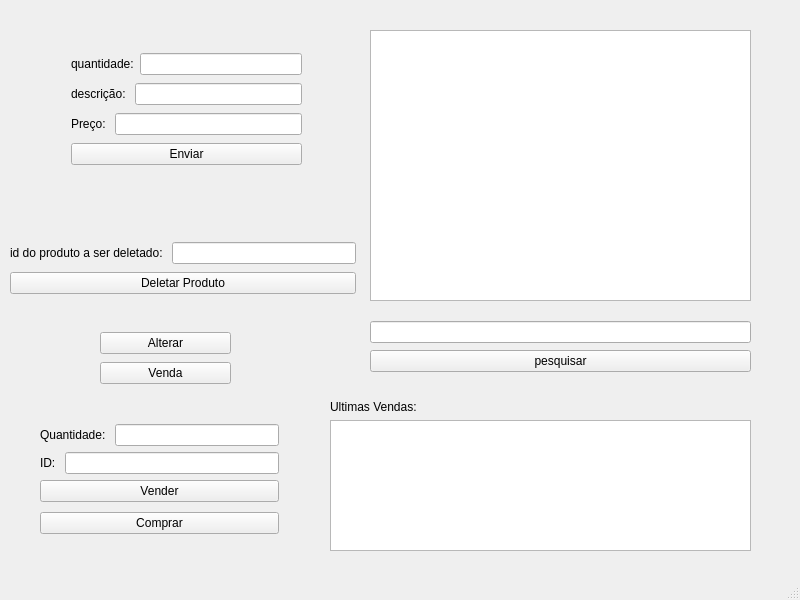
Above: mainwindow.ui from GabR36/QEstoqueLoja before the change. Below: the same form after it.
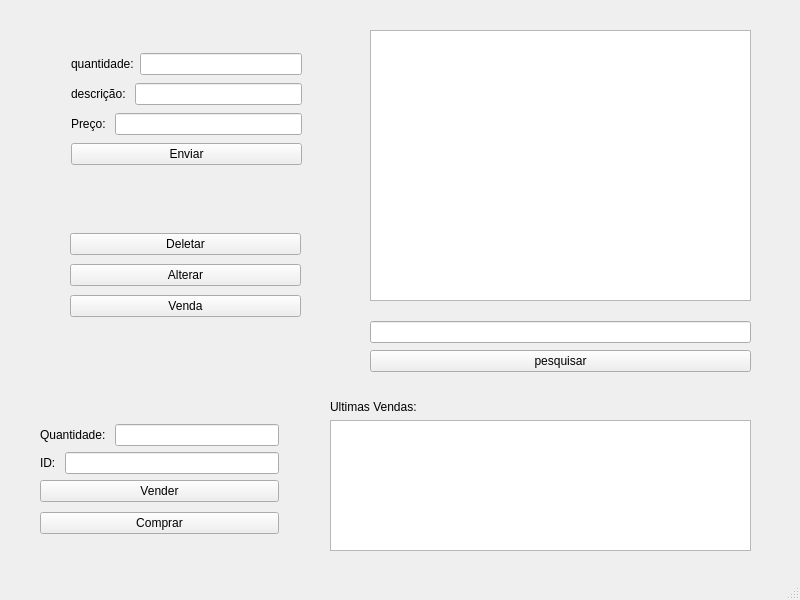
That is the form after the change.

Commit message: Remove Inutilidades DELETE.

Patch:
```diff
--- a/mainwindow.ui
+++ b/mainwindow.ui
@@ -24,39 +24,6 @@
      </rect>
     </property>
    </widget>
-   <widget class="QWidget" name="layoutWidget">
-    <property name="geometry">
-     <rect>
-      <x>10</x>
-      <y>240</y>
-      <width>346</width>
-      <height>57</height>
-     </rect>
-    </property>
-    <layout class="QVBoxLayout" name="verticalLayout_4">
-     <item>
-      <layout class="QHBoxLayout" name="horizontalLayout_4">
-       <item>
-        <widget class="QLabel" name="label_3">
-         <property name="text">
-          <string>id do produto a ser deletado: </string>
-         </property>
-        </widget>
-       </item>
-       <item>
-        <widget class="QLineEdit" name="Ledit_Delete"/>
-       </item>
-      </layout>
-     </item>
-     <item>
-      <widget class="QPushButton" name="Btn_Delete">
-       <property name="text">
-        <string>Deletar Produto</string>
-       </property>
-      </widget>
-     </item>
-    </layout>
-   </widget>
    <widget class="QWidget" name="layoutWidget">
     <property name="geometry">
      <rect>
@@ -220,16 +187,23 @@
      </item>
     </layout>
    </widget>
-   <widget class="QWidget" name="layoutWidget">
+   <widget class="QWidget" name="">
     <property name="geometry">
      <rect>
-      <x>100</x>
-      <y>330</y>
-      <width>131</width>
-      <height>56</height>
+      <x>70</x>
+      <y>230</y>
+      <width>231</width>
+      <height>91</height>
      </rect>
     </property>
     <layout class="QVBoxLayout" name="verticalLayout_2">
+     <item>
+      <widget class="QPushButton" name="Btn_Delete">
+       <property name="text">
+        <string>Deletar</string>
+       </property>
+      </widget>
+     </item>
      <item>
       <widget class="QPushButton" name="Btn_Alterar">
        <property name="text">
```
The commit also changes 1 other file.
